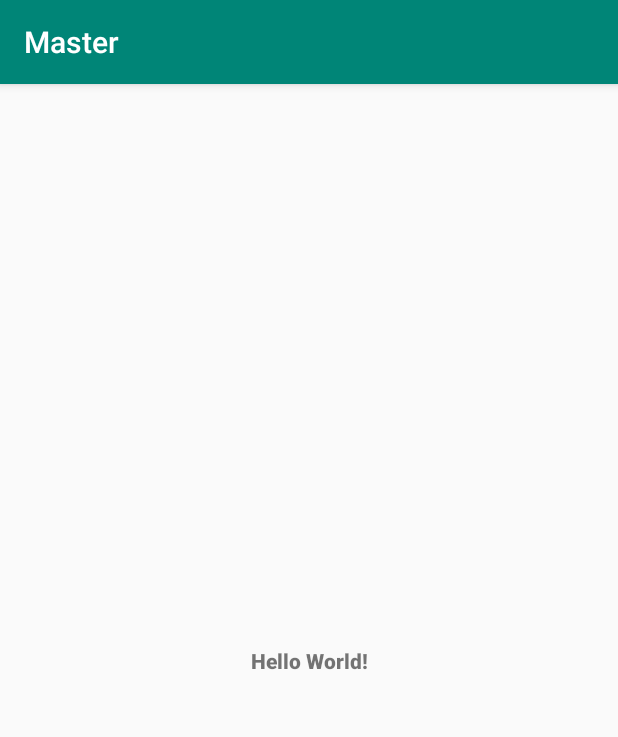
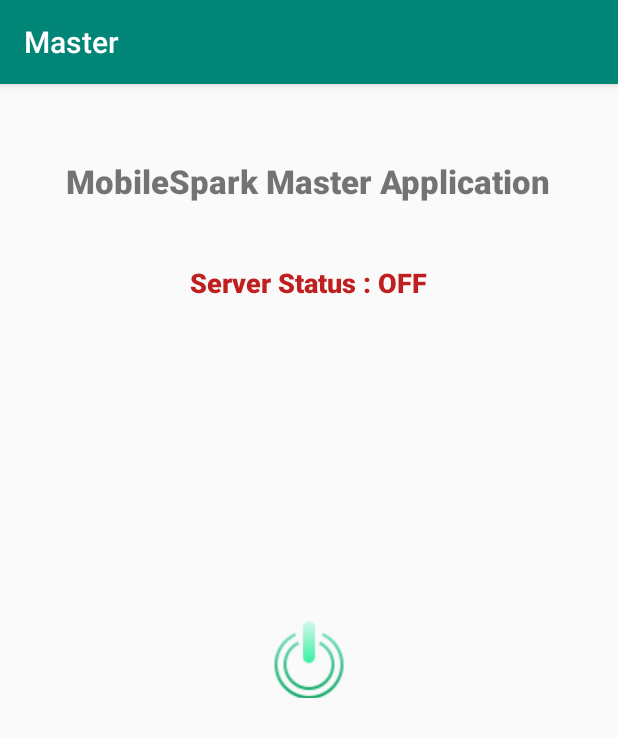
Before and after one commit to mmahapat/Mobile-Offloading, an Android app: the screen it shows after launch (MainActivity), on a phone screen of 412 x 824 dp. Shown: the top 737 px of the screen. Run offline under Robolectric (Android 15) with nearby library versions, the phone set to English and light mode, and no system bars; libraries missing offline, so code that uses them is left out: fi.iki.elonen.

Commit message:
Toggle Server in Master

```diff
--- a/Master/app/src/main/java/com/mobilespark/master/Server.java
+++ b/Master/app/src/main/java/com/mobilespark/master/Server.java
@@ -13,8 +13,8 @@
 
     Server() throws IOException {
         super(8080);
-        start(NanoHTTPD.SOCKET_READ_TIMEOUT, false);
-        System.out.println("\nRunning! Point your browsers to http://localhost:8080/ \n");
+//        start(NanoHTTPD.SOCKET_READ_TIMEOUT, false);
+//        System.out.println("\nRunning! Point your browsers to http://localhost:8080/ \n");
     }
 
     @Override
--- a/Master/app/src/main/res/layout/activity_main.xml
+++ b/Master/app/src/main/res/layout/activity_main.xml
@@ -1,18 +1,34 @@
 <?xml version="1.0" encoding="utf-8"?>
-<androidx.constraintlayout.widget.ConstraintLayout xmlns:android="http://schemas.android.com/apk/res/android"
+<RelativeLayout xmlns:android="http://schemas.android.com/apk/res/android"
     xmlns:app="http://schemas.android.com/apk/res-auto"
     xmlns:tools="http://schemas.android.com/tools"
     android:layout_width="match_parent"
     android:layout_height="match_parent"
     tools:context=".MainActivity">
 
+    <ImageButton
+        android:id="@+id/startStopButton"
+        android:layout_width="wrap_content"
+        android:layout_height="51dp"
+        android:layout_centerInParent="true"
+        android:background="#00FFFFFF"
+        android:src="@drawable/poweron" />
+
+    <TextView
+        android:layout_width="wrap_content"
+        android:id="@+id/status"
+        android:layout_height="wrap_content"
+        android:layout_centerHorizontal="true"
+        android:layout_marginTop="120dp"
+        android:textSize="18dp"
+        android:textColor="#bf1f1f"
+        android:text="Server Status : OFF"></TextView>
+
     <TextView
         android:layout_width="wrap_content"
         android:layout_height="wrap_content"
-        android:text="Hello World!"
-        app:layout_constraintBottom_toBottomOf="parent"
-        app:layout_constraintLeft_toLeftOf="parent"
-        app:layout_constraintRight_toRightOf="parent"
-        app:layout_constraintTop_toTopOf="parent" />
-
-</androidx.constraintlayout.widget.ConstraintLayout>
+        android:layout_centerHorizontal="true"
+        android:layout_marginTop="50dp"
+        android:text="MobileSpark Master Application"
+        android:textSize="22dp"></TextView>
+</RelativeLayout>
```
Also changed, not shown: Master/app/src/main/java/com/mobilespark/master/MainActivity.java (+63 -5 lines), Master/app/src/main/res/drawable/poweroff.png (added), Master/app/src/main/res/drawable/poweron.png (added).
